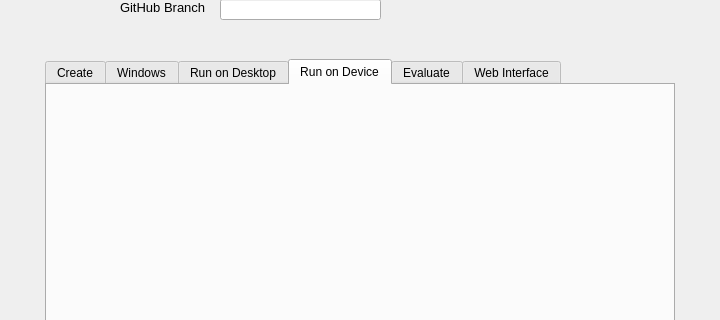
First picture: the form in tools/nitpick/ui/Nitpick.ui, repository vircadia/vircadia-native-core, before the edit; both pictures show x 0 to 720 and y 117 to 437 of the 720 by 870 pixel window.
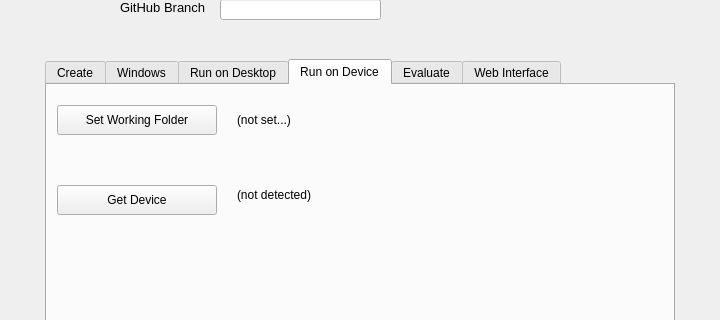
Second picture: the form after the edit. The open tabs and pages were chosen to show the change.

Commit message: Adding buttons to Run on Mobile tab.

Patch:
```diff
--- a/tools/nitpick/ui/Nitpick.ui
+++ b/tools/nitpick/ui/Nitpick.ui
@@ -551,6 +551,58 @@
      <attribute name="title">
       <string>Run on Device</string>
      </attribute>
+     <widget class="QPushButton" name="getDeviceButton">
+      <property name="geometry">
+       <rect>
+        <x>10</x>
+        <y>100</y>
+        <width>160</width>
+        <height>30</height>
+       </rect>
+      </property>
+      <property name="text">
+       <string>Get Device</string>
+      </property>
+     </widget>
+     <widget class="QLabel" name="label">
+      <property name="geometry">
+       <rect>
+        <x>190</x>
+        <y>100</y>
+        <width>230</width>
+        <height>20</height>
+       </rect>
+      </property>
+      <property name="text">
+       <string>(not detected)</string>
+      </property>
+     </widget>
+     <widget class="QPushButton" name="setWorkingFolderRunOnMobileButton">
+      <property name="geometry">
+       <rect>
+        <x>10</x>
+        <y>20</y>
+        <width>160</width>
+        <height>30</height>
+       </rect>
+      </property>
+      <property name="text">
+       <string>Set Working Folder</string>
+      </property>
+     </widget>
+     <widget class="QLabel" name="workingFolderRunOnMobileLabel">
+      <property name="geometry">
+       <rect>
+        <x>190</x>
+        <y>20</y>
+        <width>320</width>
+        <height>30</height>
+       </rect>
+      </property>
+      <property name="text">
+       <string>(not set...)</string>
+      </property>
+     </widget>
     </widget>
     <widget class="QWidget" name="tab_2">
      <attribute name="title">
```
Left out of the diff: 16 changed lines with no effect on the pictures. The commit also changes 3 other files.
